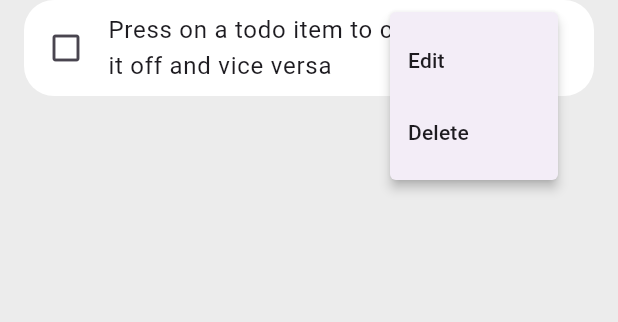
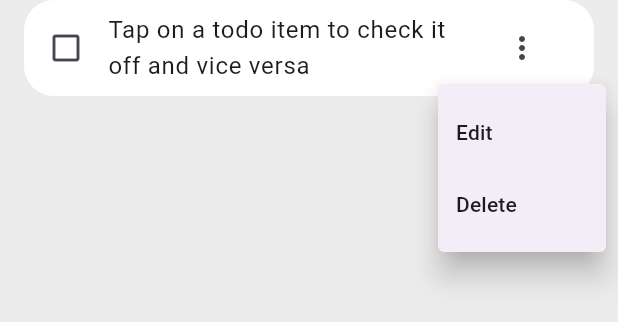
Before and after one commit to sonyerg/todo-app, a Flutter app: the TodoItem widget shown alone on an empty page, opened directly with sample values from the repository, after a tap on the "more vert" icon, on a phone screen of 412 x 824 dp. Shown: the top 322 px of the screen. Run offline on Flutter 3.47's test engine with Material 2 defaults, Android fonts, the phone set to English and light mode, and no system bars; our stand-ins replace shared_preferences; accounts and stored records are empty.

Commit message:
added drawer and onLongPress function

```diff
--- a/lib/todo.dart
+++ b/lib/todo.dart
@@ -15,17 +15,18 @@ class ToDo {
     return [
       ToDo(
         id: '1',
-        todoText: 'Press on a todo item to check it off and vice versa',
+        todoText: 'Tap on a todo item to check it off and vice versa',
         completed: false,
       ),
       ToDo(
         id: '2',
-        todoText: 'Tap on the three dots to edit or delete a todo item',
+        todoText:
+            'Tap on the three dots or long press on the item to edit or delete it',
         completed: false,
       ),
       ToDo(
         id: '3',
-        todoText: 'Tap on a todo item to check it off',
+        todoText: 'Buy milk',
         completed: true,
       ),
       ToDo(
--- a/lib/todo_item.dart
+++ b/lib/todo_item.dart
@@ -8,7 +8,7 @@ class TodoItem extends StatelessWidget {
   final onEditItem;
   final addToDo;
 
-  const TodoItem({
+  TodoItem({
     super.key,
     required this.todo,
     this.onToDoChanged,
@@ -17,11 +17,50 @@ class TodoItem extends StatelessWidget {
     this.addToDo,
   });
 
+  final GlobalKey actionKey = GlobalKey();
+
+  void showPopupMenu(BuildContext context) {
+    final RenderBox renderBox =
+        actionKey.currentContext!.findRenderObject()! as RenderBox;
+    final offset = renderBox.localToGlobal(Offset.zero);
+    final size = renderBox.size;
+
+    showMenu<String>(
+      context: context,
+      position: RelativeRect.fromLTRB(
+        offset.dx,
+        offset.dy + size.height,
+        offset.dx + size.width,
+        offset.dy,
+      ),
+      items: <PopupMenuEntry<String>>[
+        const PopupMenuItem<String>(
+          value: 'edit',
+          child: Text('Edit'),
+        ),
+        const PopupMenuItem<String>(
+          value: 'delete',
+          child: Text('Delete'),
+        ),
+      ],
+      elevation: 8.0,
+    ).then((String? value) {
+      if (value == 'delete') {
+        onDeleteItem(todo);
+      } else if (value == 'edit') {
+        onEditItem(todo);
+      }
+    });
+  }
+
   @override
   Widget build(BuildContext context) {
     return Padding(
       padding: const EdgeInsets.only(left: 16, right: 16, bottom: 20),
       child: ListTile(
+        onLongPress: () {
+          showPopupMenu(context);
+        },
         onTap: () {
           onToDoChanged(todo);
         },
@@ -42,24 +81,11 @@ class TodoItem extends StatelessWidget {
             decoration: todo.completed ? TextDecoration.lineThrough : null,
           ),
         ),
-        trailing: PopupMenuButton<String>(
+        trailing: IconButton(
+          key: actionKey,
           icon: const Icon(Icons.more_vert),
-          itemBuilder: (BuildContext context) => [
-            const PopupMenuItem<String>(
-              value: 'edit',
-              child: Text('Edit'),
-            ),
-            const PopupMenuItem<String>(
-              value: 'delete',
-              child: Text('Delete'),
-            ),
-          ],
-          onSelected: (String value) {
-            if (value == 'delete') {
-              onDeleteItem(todo);
-            } else if (value == 'edit') {
-              onEditItem(todo);
-            }
+          onPressed: () {
+            showPopupMenu(context);
           },
         ),
       ),
```
Also changed, not shown: lib/main.dart (+15 -10 lines), lib/nav_drawer.dart (added, +8 -0 lines), pubspec.lock, 1 other file.
